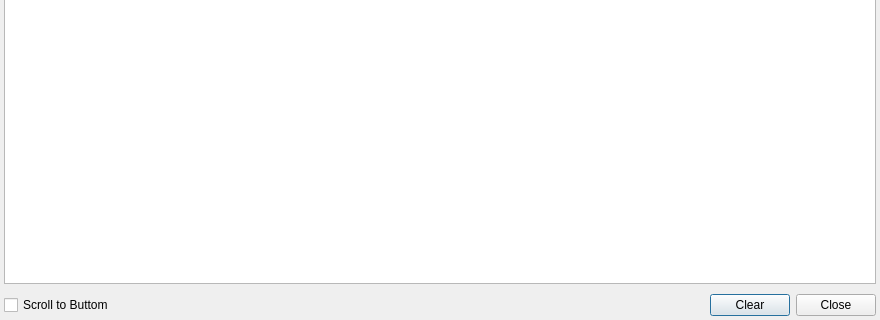
coolshou/qiperf, file src/dlgshowlog.ui: the form before one commit; both pictures show x 0 to 880 and y 238 to 558 of the 880 by 558 pixel window.
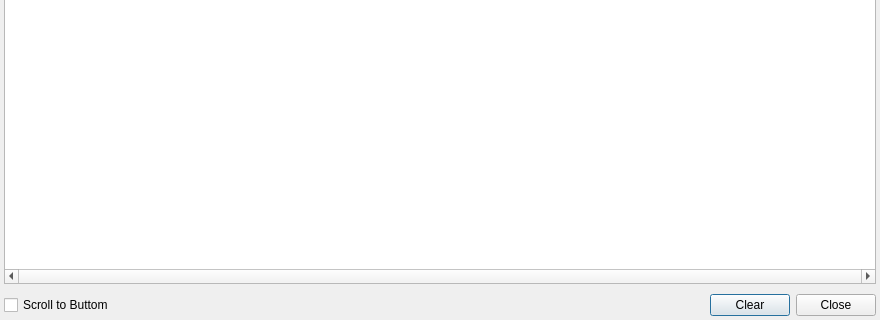
The form after the commit. Icons and pictures are not drawn.

What changed in the file:
```diff
--- a/src/dlgshowlog.ui
+++ b/src/dlgshowlog.ui
@@ -50,6 +50,15 @@
       </property>
       <item>
        <widget class="QTextEdit" name="te_log">
+        <property name="horizontalScrollBarPolicy">
+         <enum>Qt::ScrollBarAlwaysOn</enum>
+        </property>
+        <property name="lineWrapMode">
+         <enum>QTextEdit::NoWrap</enum>
+        </property>
+        <property name="lineWrapColumnOrWidth">
+         <number>10</number>
+        </property>
         <property name="textInteractionFlags">
          <set>Qt::TextSelectableByKeyboard|Qt::TextSelectableByMouse</set>
         </property>
```
